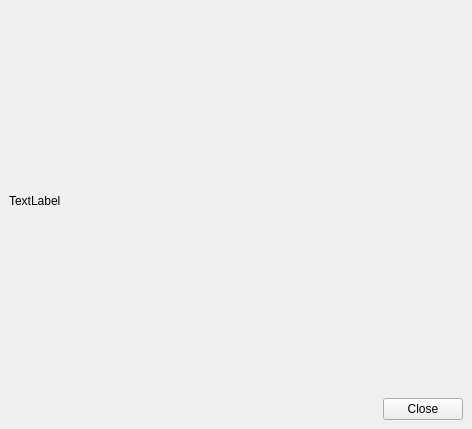
Qt form graphwindow4.ui (horie467/rgraph4) before a commit.
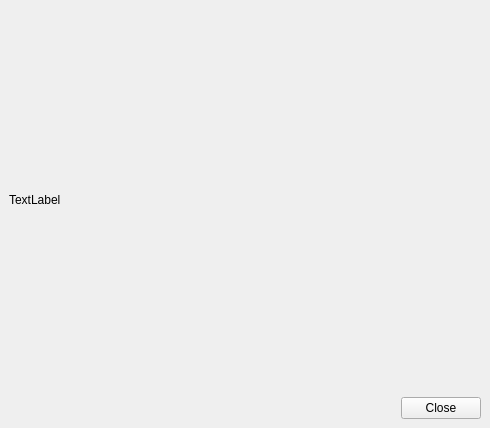
The same form after that commit.

Patch:
```diff
--- a/graphwindow4.ui
+++ b/graphwindow4.ui
@@ -3,13 +3,13 @@
  <comment></comment>
  <exportmacro></exportmacro>
  <class>GraphWindowBase</class>
- <widget class="QWidget" name="GraphWindowBase" >
-  <property name="geometry" >
+ <widget class="QWidget" name="GraphWindowBase">
+  <property name="geometry">
    <rect>
     <x>0</x>
     <y>0</y>
-    <width>472</width>
-    <height>429</height>
+    <width>490</width>
+    <height>428</height>
    </rect>
   </property>
   <property name="windowTitle" >
@@ -51,7 +51,7 @@
    </item>
   </layout>
  </widget>
- <layoutdefault spacing="6" margin="11" />
+ <layoutdefault spacing="6" margin="11"/>
  <pixmapfunction>qPixmapFromMimeSource</pixmapfunction>
  <resources/>
  <connections>
```
Left out of the diff: 36 changed lines with no effect on the pictures.
